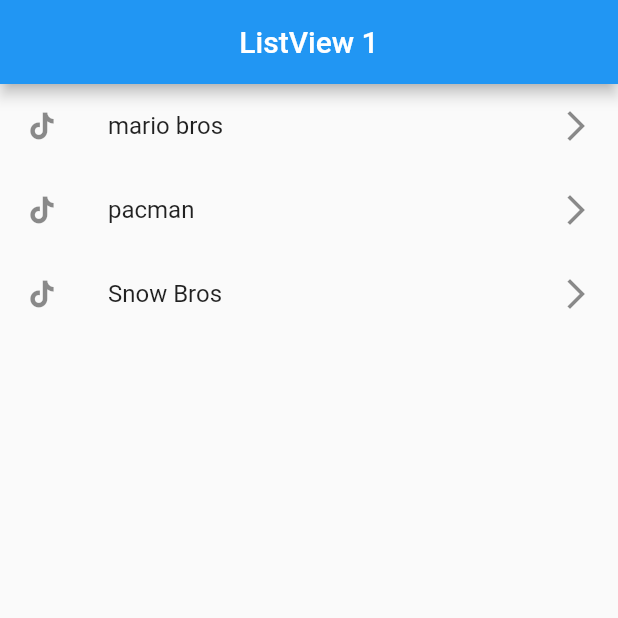
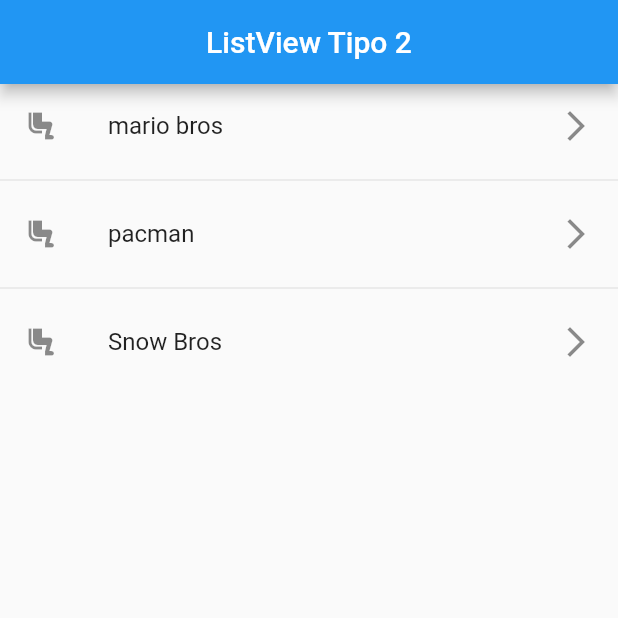
Before and after one commit to esteban1810/Flutter-FH, a Flutter app: the screen it shows after launch, on a phone screen of 412 x 824 dp, the top half of it. Run offline on Flutter 3.47's test engine with Material 2 defaults, Android fonts, the phone set to English and light mode, and no system bars.

Commit message:
66. Listview: Builder y Separated

```diff
--- a/S6 Componentes de flutter/fl_components/lib/main.dart
+++ b/S6 Componentes de flutter/fl_components/lib/main.dart
@@ -1,3 +1,4 @@
+import 'package:fl_components/screens/lisview2_screen.dart';
 import 'package:flutter/material.dart';
 
 import 'package:fl_components/screens/lisview1_screen.dart';
@@ -12,7 +13,7 @@ class MyApp extends StatelessWidget {
     return const MaterialApp(
       debugShowCheckedModeBanner: false,
       title: 'Material App',
-      home: ListView1Screen()
+      home: ListView2Screen()
     );
   }
 }
--- a/S6 Componentes de flutter/fl_components/lib/screens/lisview1_screen.dart
+++ b/S6 Componentes de flutter/fl_components/lib/screens/lisview1_screen.dart
@@ -10,7 +10,7 @@ class ListView1Screen extends StatelessWidget {
     return Scaffold(
       appBar: AppBar(
         title: const Center(
-          child: Text("ListView 1")
+          child: Text("ListView Tipo 1")
         ),
       ),
       body:  Center(
--- /dev/null
+++ b/S6 Componentes de flutter/fl_components/lib/screens/lisview2_screen.dart
@@ -0,0 +1,27 @@
+import 'package:flutter/material.dart';
+
+class ListView2Screen extends StatelessWidget {
+  final List options = const ['mario bros','pacman','Snow Bros'];
+  const ListView2Screen({Key? key}) :
+  super(key: key);
+
+  @override
+  Widget build(BuildContext context) {
+    return Scaffold(
+      appBar: AppBar(
+        title: const Center(
+          child: Text("ListView Tipo 2")
+        ),
+      ),
+      body:ListView.separated(
+        itemBuilder: (context, index)=> ListTile(
+          leading: const Icon(Icons.airline_seat_legroom_reduced_outlined),
+          title: Text(options[index]),
+          trailing: const Icon(Icons.arrow_forward_ios),
+        ),
+        separatorBuilder:(context, index) => const Divider(),
+        itemCount: options.length
+      )
+    );
+  }
+}
```
